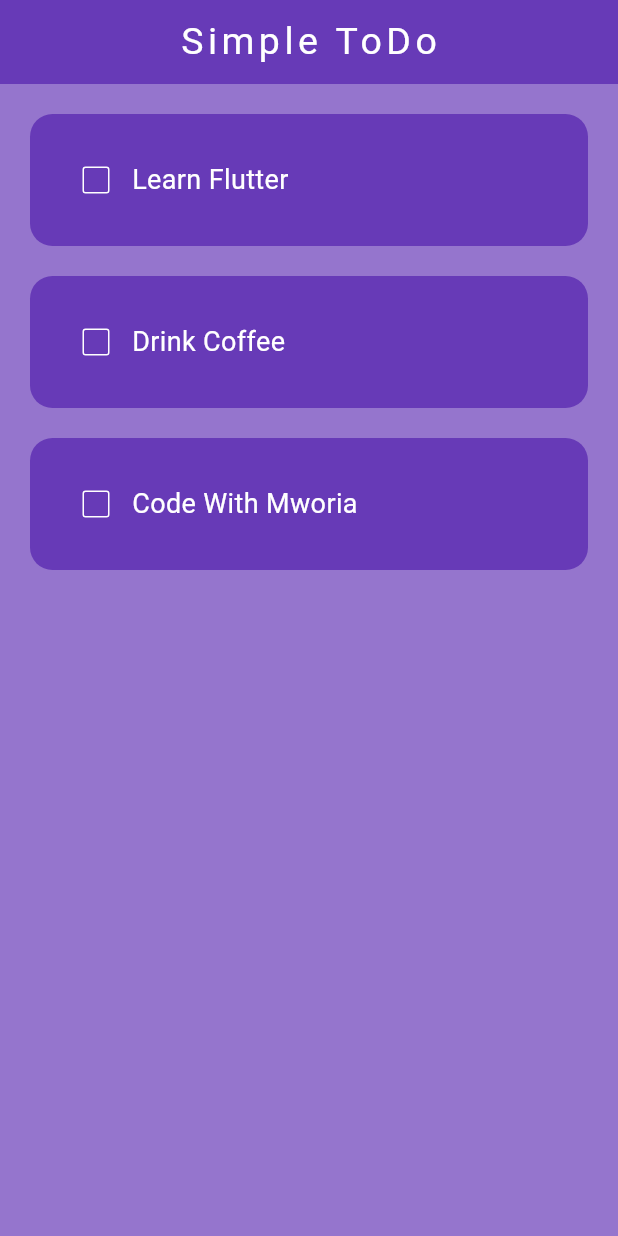
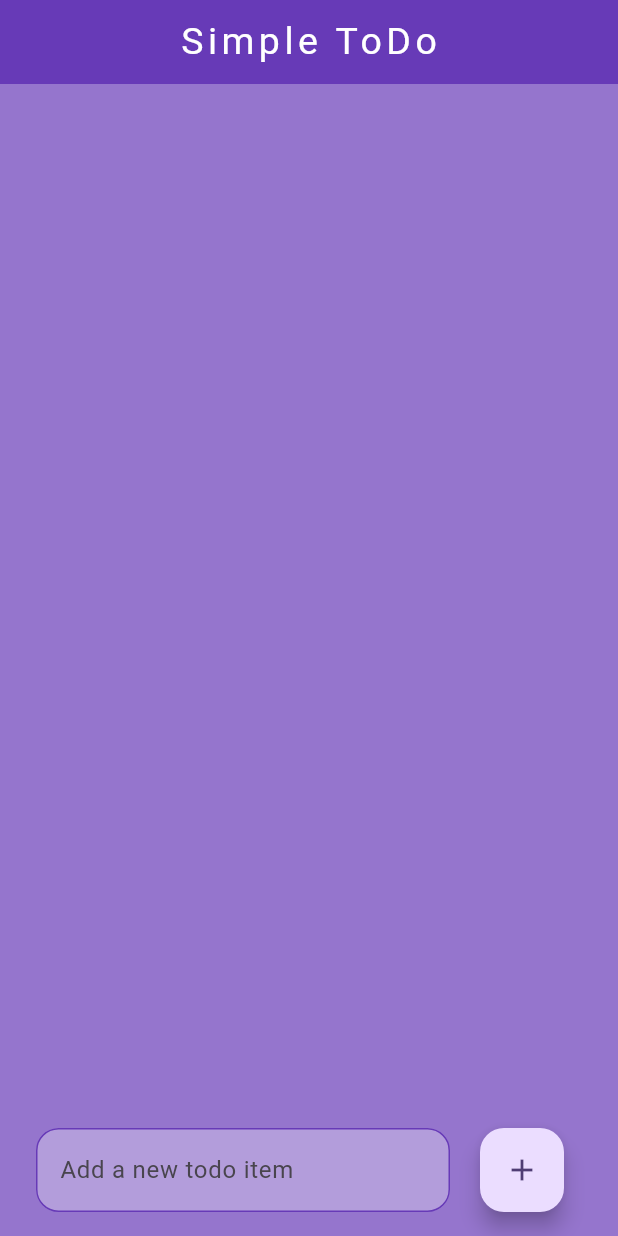
Before and after one commit to vincentmworia/todoapp, a Flutter app: the screen it shows after launch, on a phone screen of 412 x 824 dp. Run offline on Flutter 3.47's test engine with Material 3 defaults, Android fonts, the phone set to English and light mode, and no system bars; our stand-ins replace flutter_slidable.

Commit message:
Final commit

```diff
--- a/lib/pages/home_page.dart
+++ b/lib/pages/home_page.dart
@@ -7,9 +7,9 @@ class HomePage extends StatefulWidget {
 
   static const _appColor = Colors.deepPurple;
   static final _toDoList = <Map<String, dynamic>>[
-    {'taskName': 'Learn Flutter', 'checkBox': false},
-    {'taskName': 'Drink Coffee', 'checkBox': false},
-    {'taskName': 'Code With Mworia', 'checkBox': false},
+    // {'taskName': 'Learn Flutter', 'checkBox': false},
+    // {'taskName': 'Drink Coffee', 'checkBox': false},
+    // {'taskName': 'Code today', 'checkBox': false},
   ];
 
   @override
@@ -17,9 +17,34 @@ class HomePage extends StatefulWidget {
 }
 
 class _HomePageState extends State<HomePage> {
+  final _controller = TextEditingController();
+  final _fNode = FocusNode();
+
+  @override
+  void dispose() {
+    super.dispose();
+    _controller.dispose();
+    _fNode.dispose();
+  }
+
   void checkBoxChanged(int i) {
     setState(() {
       HomePage._toDoList[i]['checkBox'] = !HomePage._toDoList[i]['checkBox'];
+    });
+  }
+
+  void saveNewTask() {
+    setState(() {
+      HomePage._toDoList.add(
+        {'taskName': _controller.text, 'checkBox': false},
+      );
+      _controller.clear();
+    });
+  }
+
+  void deleteTask(int i){
+    setState(() {
+      HomePage._toDoList.removeAt(i);
     });
   }
 
@@ -38,11 +63,51 @@ class _HomePageState extends State<HomePage> {
       ),
       body: ListView.builder(
         itemBuilder: (context, index) => TodoList(
-            appColor: HomePage._appColor,
-            taskName: HomePage._toDoList[index]['taskName'],
-            taskCompleted: HomePage._toDoList[index]['checkBox'],
-            onChanged: (val) => checkBoxChanged(index)),
+          appColor: HomePage._appColor,
+          taskName: HomePage._toDoList[index]['taskName'],
+          taskCompleted: HomePage._toDoList[index]['checkBox'],
+          onChanged: (val) => checkBoxChanged(index),
+          deleteFunction: (ctx) => deleteTask(index),
+        ),
         itemCount: HomePage._toDoList.length,
+      ),
+      floatingActionButton: Padding(
+        padding: const EdgeInsets.symmetric(horizontal: 20.0),
+        child: Row(
+          children: [
+            Expanded(
+                child: Padding(
+              padding: const EdgeInsets.symmetric(horizontal: 20.0),
+              child: TextField(
+                controller: _controller,
+                focusNode: _fNode,
+                textInputAction: TextInputAction.done,
+                decoration: InputDecoration(
+                  hintText: 'Add a new todo item',
+                  filled: true,
+                  fillColor: HomePage._appColor.shade200,
+                  enabledBorder: OutlineInputBorder(
+                    borderSide: const BorderSide(
+                      color: HomePage._appColor,
+                    ),
+                    borderRadius: BorderRadius.circular(15.0),
+                  ),
+                  focusedBorder: OutlineInputBorder(
+                      borderSide: const BorderSide(
+                        color: HomePage._appColor,
+                      ),
+                      borderRadius: BorderRadius.circular(15.0)),
+                ),
+              ),
+            )),
+            FloatingActionButton(
+              onPressed: saveNewTask,
+              child: const Icon(
+                Icons.add,
+              ),
+            ),
+          ],
+        ),
       ),
     );
   }
```
Also changed, not shown: lib/utils/todo_list.dart (+19 -5 lines), pubspec.yaml (+24 -68 lines), assets/images/logo.png (added), assets/images/logonew.jpg (added), pubspec.lock, 6 other files.
